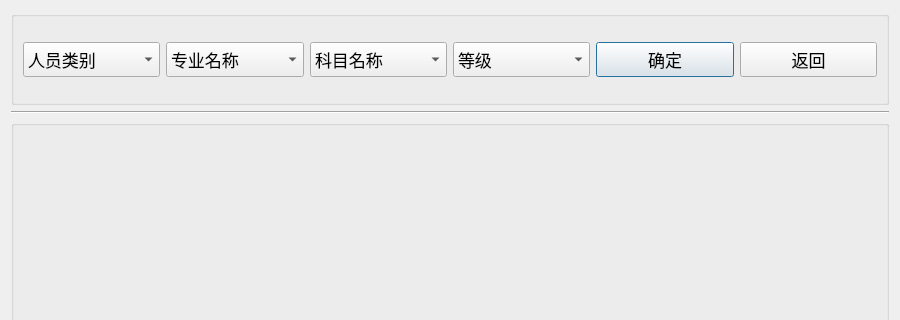
The window that views/selectcourse.ui (janonoly/exampc) describes before a commit, drawn with Qt 5; both pictures show x 0 to 900 and y 0 to 320 of the 900 by 600 pixel window.
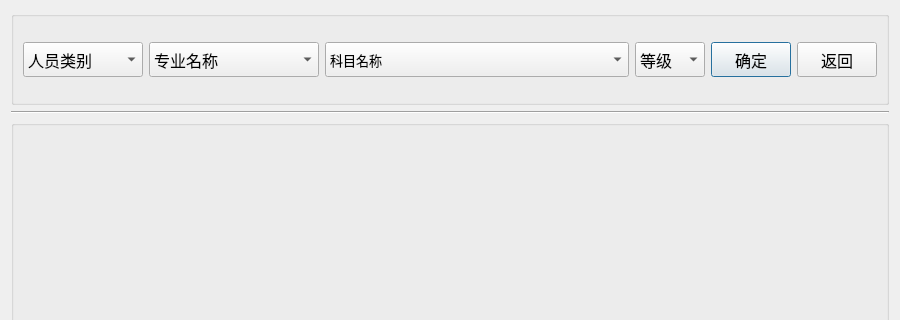
The same window after the commit.

What changed in the file:
```diff
--- a/views/selectcourse.ui
+++ b/views/selectcourse.ui
@@ -40,9 +40,15 @@
      <layout class="QHBoxLayout" name="horizontalLayout">
       <item>
        <widget class="QComboBox" name="comboBox_3">
+        <property name="minimumSize">
+         <size>
+          <width>120</width>
+          <height>35</height>
+         </size>
+        </property>
         <property name="maximumSize">
          <size>
-          <width>16777215</width>
+          <width>120</width>
           <height>35</height>
          </size>
         </property>
@@ -54,7 +60,7 @@
         </property>
         <property name="font">
          <font>
-          <pointsize>13</pointsize>
+          <pointsize>12</pointsize>
          </font>
         </property>
         <property name="currentText">
@@ -69,9 +75,15 @@
       </item>
       <item>
        <widget class="QComboBox" name="comboBox">
+        <property name="minimumSize">
+         <size>
+          <width>170</width>
+          <height>35</height>
+         </size>
+        </property>
         <property name="maximumSize">
          <size>
-          <width>16777215</width>
+          <width>170</width>
           <height>35</height>
          </size>
         </property>
@@ -83,7 +95,7 @@
         </property>
         <property name="font">
          <font>
-          <pointsize>13</pointsize>
+          <pointsize>12</pointsize>
          </font>
         </property>
         <item>
@@ -109,7 +121,7 @@
         </property>
         <property name="font">
          <font>
-          <pointsize>13</pointsize>
+          <pointsize>10</pointsize>
          </font>
         </property>
         <property name="currentText">
@@ -124,9 +136,15 @@
       </item>
       <item>
        <widget class="QComboBox" name="comboBox_4">
+        <property name="minimumSize">
+         <size>
+          <width>70</width>
+          <height>35</height>
+         </size>
+        </property>
         <property name="maximumSize">
          <size>
-          <width>16777215</width>
+          <width>70</width>
           <height>35</height>
          </size>
         </property>
@@ -138,7 +156,7 @@
         </property>
         <property name="font">
          <font>
-          <pointsize>13</pointsize>
+          <pointsize>12</pointsize>
          </font>
         </property>
         <item>
@@ -156,9 +174,15 @@
           <verstretch>0</verstretch>
          </sizepolicy>
         </property>
+        <property name="minimumSize">
+         <size>
+          <width>80</width>
+          <height>35</height>
+         </size>
+        </property>
         <property name="maximumSize">
          <size>
-          <width>16777215</width>
+          <width>80</width>
           <height>35</height>
          </size>
         </property>
@@ -170,7 +194,7 @@
         </property>
         <property name="font">
          <font>
-          <pointsize>13</pointsize>
+          <pointsize>12</pointsize>
          </font>
         </property>
         <property name="text">
@@ -186,9 +210,15 @@
           <verstretch>0</verstretch>
          </sizepolicy>
         </property>
+        <property name="minimumSize">
+         <size>
+          <width>80</width>
+          <height>35</height>
+         </size>
+        </property>
         <property name="maximumSize">
          <size>
-          <width>16777215</width>
+          <width>80</width>
           <height>35</height>
          </size>
         </property>
@@ -200,7 +230,7 @@
         </property>
         <property name="font">
          <font>
-          <pointsize>13</pointsize>
+          <pointsize>12</pointsize>
          </font>
         </property>
         <property name="text">
```
